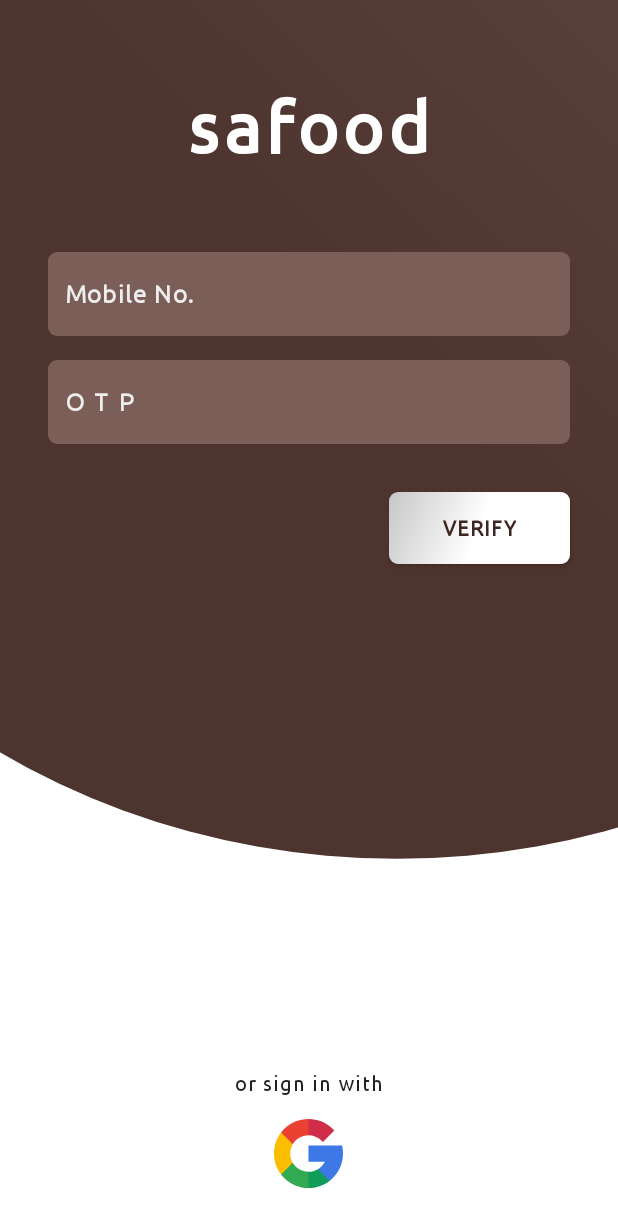
After one commit to harris2512/sample_food_delivery, an Android app: the layout activity_signin.xml on its own in the app's theme, with its tools: preview values and no code run, on a phone screen of 412 x 824 dp. The commit adds this screen. Shown: the top 1227 px of the screen. Run offline under Robolectric (Android 15) with nearby library versions, the phone set to English and light mode, and no system bars.

Commit message:
UI : Signin Screen Completed

```diff
--- /dev/null
+++ b/app/src/main/java/com/project/samplefooddelivery/ui/activity/signin/SigninActivity.kt
@@ -0,0 +1,60 @@
+package com.project.samplefooddelivery.ui.activity.signin
+
+import android.os.Bundle
+import android.text.Editable
+import android.text.TextWatcher
+import android.widget.Toast
+import androidx.appcompat.app.AppCompatActivity
+import com.project.samplefooddelivery.databinding.ActivitySigninBinding
+
+
+class SigninActivity : AppCompatActivity() {
+
+
+    lateinit var signinBinding: ActivitySigninBinding
+
+    override fun onCreate(savedInstanceState: Bundle?) {
+        super.onCreate(savedInstanceState)
+
+        signinBinding = ActivitySigninBinding.inflate(layoutInflater)
+        setContentView(signinBinding.root)
+
+
+        init()
+
+
+    }
+
+    private fun init() {
+
+
+        signinBinding.edtSigninMobileNo.addTextChangedListener(object : TextWatcher {
+            override fun beforeTextChanged(s: CharSequence, start: Int, count: Int, after: Int) {}
+            override fun onTextChanged(s: CharSequence, start: Int, before: Int, count: Int) {}
+
+            override fun afterTextChanged(s: Editable) {
+                if (s.toString().trim { it <= ' ' }.length == 10) {
+                    submitMobileNoValidation()
+                }
+            }
+
+        })
+
+        signinBinding.btnSigninVerify.setOnClickListener {
+            showToast("you're verified.!")
+        }
+
+
+    }
+
+    private fun submitMobileNoValidation() {
+        signinBinding.edtSigninOtp.requestFocus()
+        showToast("Sending OTP..")
+    }
+
+
+    private fun showToast(message: String?) {
+        Toast.makeText(this, message, Toast.LENGTH_SHORT).show()
+    }
+
+}
--- /dev/null
+++ b/app/src/main/res/drawable/bg_primary_light_rounded_corner.xml
@@ -0,0 +1,8 @@
+<?xml version="1.0" encoding="utf-8"?>
+<shape xmlns:android="http://schemas.android.com/apk/res/android">
+
+    <solid android:color="@color/colorPrimaryLight" />
+
+    <corners android:radius="@dimen/sizeSixDip" />
+
+</shape>
--- /dev/null
+++ b/app/src/main/res/drawable/bg_primary_rounded_corner_button.xml
@@ -0,0 +1,8 @@
+<?xml version="1.0" encoding="UTF-8"?>
+<shape xmlns:android="http://schemas.android.com/apk/res/android">
+
+    <solid android:color="#ddd" />
+
+    <corners android:radius="@dimen/sizeSixDip" />
+
+</shape>
--- /dev/null
+++ b/app/src/main/res/drawable/bg_white_rounded_corner_button.xml
@@ -0,0 +1,16 @@
+<?xml version="1.0" encoding="UTF-8"?>
+<shape xmlns:android="http://schemas.android.com/apk/res/android">
+
+    <gradient
+        android:centerColor="@color/white"
+        android:endColor="@color/colorWindowBackgroundDark"
+        android:useLevel="true"
+        android:type="linear"
+        android:startColor="@color/white"
+        android:angle="135"/>
+
+<!--    <solid android:color="@color/white" />-->
+
+    <corners android:radius="@dimen/sizeSixDip" />
+
+</shape>
--- /dev/null
+++ b/app/src/main/res/drawable/ic_google_logo.xml
@@ -0,0 +1,24 @@
+<vector xmlns:android="http://schemas.android.com/apk/res/android"
+    android:width="512dp"
+    android:height="512dp"
+    android:viewportWidth="512"
+    android:viewportHeight="512">
+  <path
+      android:pathData="m120,256c0,-25.367 6.989,-49.13 19.131,-69.477v-86.308h-86.308c-34.255,44.488 -52.823,98.707 -52.823,155.785s18.568,111.297 52.823,155.785h86.308v-86.308c-12.142,-20.347 -19.131,-44.11 -19.131,-69.477z"
+      android:fillColor="#fbbd00"/>
+  <path
+      android:pathData="m256,392 l-60,60 60,60c57.079,0 111.297,-18.568 155.785,-52.823v-86.216h-86.216c-20.525,12.186 -44.388,19.039 -69.569,19.039z"
+      android:fillColor="#0f9d58"/>
+  <path
+      android:pathData="m139.131,325.477 l-86.308,86.308c6.782,8.808 14.167,17.243 22.158,25.235 48.352,48.351 112.639,74.98 181.019,74.98v-120c-49.624,0 -93.117,-26.72 -116.869,-66.523z"
+      android:fillColor="#31aa52"/>
+  <path
+      android:pathData="m512,256c0,-15.575 -1.41,-31.179 -4.192,-46.377l-2.251,-12.299h-249.557v120h121.452c-11.794,23.461 -29.928,42.602 -51.884,55.638l86.216,86.216c8.808,-6.782 17.243,-14.167 25.235,-22.158 48.352,-48.353 74.981,-112.64 74.981,-181.02z"
+      android:fillColor="#3c79e6"/>
+  <path
+      android:pathData="m352.167,159.833 l10.606,10.606 84.853,-84.852 -10.606,-10.606c-48.352,-48.352 -112.639,-74.981 -181.02,-74.981l-60,60 60,60c36.326,0 70.479,14.146 96.167,39.833z"
+      android:fillColor="#cf2d48"/>
+  <path
+      android:pathData="m256,120v-120c-68.38,0 -132.667,26.629 -181.02,74.98 -7.991,7.991 -15.376,16.426 -22.158,25.235l86.308,86.308c23.753,-39.803 67.246,-66.523 116.87,-66.523z"
+      android:fillColor="#eb4132"/>
+</vector>
--- /dev/null
+++ b/app/src/main/res/drawable/ic_login_bg_oval.xml
@@ -0,0 +1,32 @@
+<?xml version="1.0" encoding="utf-8"?>
+<vector xmlns:android="http://schemas.android.com/apk/res/android"
+    xmlns:aapt="http://schemas.android.com/aapt"
+    xmlns:tools="http://schemas.android.com/tools"
+    android:width="512dp"
+    android:height="512dp"
+    android:viewportWidth="512"
+    android:viewportHeight="512"
+    tools:ignore="VectorRaster">
+
+    <group>
+        <clip-path android:pathData="M0,0h512v512h-512z M 0,0" />
+        <path android:pathData="M-70.0,115.0a371.5,330.0,0,1,0,743.0,0.0a371.5,330.0,0,1,0,-743.0,0.0z">
+            <aapt:attr name="android:fillColor">
+                <gradient
+                    android:endX="3084"
+                    android:endY="-2705"
+                    android:startX="270"
+                    android:startY="169"
+                    android:type="linear">
+                    <item
+                        android:color="#4e342e"
+                        android:offset="0" />
+                    <item
+                        android:color="#FFFFFFFF"
+                        android:offset="1" />
+                </gradient>
+            </aapt:attr>
+        </path>
+    </group>
+
+</vector>
--- /dev/null
+++ b/app/src/main/res/layout/activity_signin.xml
@@ -0,0 +1,126 @@
+<?xml version="1.0" encoding="utf-8"?>
+<androidx.constraintlayout.widget.ConstraintLayout xmlns:android="http://schemas.android.com/apk/res/android"
+    xmlns:app="http://schemas.android.com/apk/res-auto"
+    xmlns:tools="http://schemas.android.com/tools"
+    android:layout_width="match_parent"
+    android:layout_height="match_parent"
+    tools:context=".ui.activity.signin.SigninActivity">
+
+    <LinearLayout
+        android:id="@+id/linear_singin_top_items"
+        android:layout_width="match_parent"
+        android:layout_height="match_parent"
+        android:orientation="vertical"
+        app:layout_constraintTop_toTopOf="parent">
+
+        <com.google.android.material.imageview.ShapeableImageView
+            android:layout_width="match_parent"
+            android:layout_height="0dp"
+            android:layout_weight="4"
+            android:contentDescription="@string/contentDescription"
+            android:scaleType="centerCrop"
+            android:src="@drawable/ic_login_bg_oval" />
+
+        <View
+            android:layout_width="match_parent"
+            android:layout_height="0dp"
+            android:layout_weight="1" />
+
+    </LinearLayout>
+
+    <LinearLayout
+        android:layout_width="match_parent"
+        android:layout_height="wrap_content"
+        android:gravity="center"
+        android:orientation="vertical"
+        app:layout_constraintTop_toTopOf="parent">
+
+        <com.google.android.material.textview.MaterialTextView
+            android:layout_width="wrap_content"
+            android:layout_height="wrap_content"
+            android:layout_margin="?actionBarSize"
+            android:letterSpacing="0.05"
+            android:text="@string/app_name"
+            android:textAppearance="@style/MyTextAppearance"
+            android:textColor="@color/white"
+            android:textSize="@dimen/headline_regular_3"
+            android:textStyle="bold" />
+
+        <com.google.android.material.textfield.TextInputEditText
+            android:id="@+id/edt_signin_mobile_no"
+            android:layout_width="match_parent"
+            android:layout_height="?actionBarSize"
+            android:layout_marginStart="@dimen/sizeThirtyTwo"
+            android:layout_marginEnd="@dimen/sizeThirtyTwo"
+            android:background="@drawable/bg_primary_light_rounded_corner"
+            android:hint="@string/hint_signin_mobile_no"
+            android:inputType="number"
+            android:letterSpacing="0.05"
+            android:paddingStart="@dimen/sizeTwelve"
+            android:paddingEnd="@dimen/sizeTwelve"
+            android:textAppearance="@style/MyTextAppearanceBold"
+            android:textColor="@color/white"
+            android:textColorHint="#eee"
+            android:textSize="@dimen/body_regular" />
+
+        <com.google.android.material.textfield.TextInputEditText
+            android:id="@+id/edt_signin_otp"
+            android:layout_width="match_parent"
+            android:layout_height="?actionBarSize"
+            android:layout_marginStart="@dimen/sizeThirtyTwo"
+            android:layout_marginTop="@dimen/sizeSixteen"
+            android:layout_marginEnd="@dimen/sizeThirtyTwo"
+            android:background="@drawable/bg_primary_light_rounded_corner"
+            android:hint="@string/hint_signin_otp"
+            android:inputType="numberPassword"
+            android:letterSpacing="0.5"
+            android:paddingStart="@dimen/sizeTwelve"
+            android:paddingEnd="@dimen/sizeTwelve"
+            android:textAppearance="@style/MyTextAppearanceBold"
+            android:textColor="@color/white"
+            android:textColorHint="#eee"
+            android:textSize="@dimen/body_regular" />
+
+        <androidx.appcompat.widget.AppCompatButton
+            android:id="@+id/btn_signin_verify"
+            android:layout_width="wrap_content"
+            android:layout_height="wrap_content"
+            android:layout_gravity="end"
+            android:layout_margin="@dimen/sizeThirtyTwo"
+            android:background="@drawable/bg_white_rounded_corner_button"
+            android:letterSpacing="0.05"
+            android:paddingStart="@dimen/sizeThirtySix"
+            android:paddingEnd="@dimen/sizeThirtySix"
+            android:text="@string/label_verify"
+            android:textAllCaps="true"
+            android:textAppearance="@style/MyTextAppearanceBold"
+            android:textColor="@color/colorPrimaryDarkSecondary"
+            android:textStyle="bold" />
+
+    </LinearLayout>
+
+    <LinearLayout
+        android:layout_width="match_parent"
+        android:layout_height="wrap_content"
+        android:gravity="center"
+        android:orientation="vertical"
+        android:padding="@dimen/sizeThirtyTwo"
+        app:layout_constraintBottom_toBottomOf="parent">
+
+        <com.google.android.material.textview.MaterialTextView
+            android:layout_width="wrap_content"
+            android:layout_height="wrap_content"
+            android:letterSpacing="0.05"
+            android:padding="@dimen/sizeSixteen"
+            android:text="@string/label_or_signin_with"
+            android:textAppearance="@style/MyTextAppearance" />
+
+        <androidx.appcompat.widget.AppCompatImageButton
+            android:layout_width="@dimen/sizeFortySix"
+            android:layout_height="@dimen/sizeFortySix"
+            android:background="@drawable/ic_google_logo"
+            android:scaleType="fitCenter" />
+
+    </LinearLayout>
+
+</androidx.constraintlayout.widget.ConstraintLayout>
--- a/app/src/main/res/values-night/themes.xml
+++ b/app/src/main/res/values-night/themes.xml
@@ -1,21 +1,50 @@
 <resources xmlns:tools="http://schemas.android.com/tools">
 
     <!-- Base application theme. -->
-    <style name="Theme.SampleFoodDelivery" parent="Theme.AppCompat.Light.DarkActionBar">
+    <style name="Theme.SampleFoodDelivery"  parent="Theme.MaterialComponents.DayNight.NoActionBar">
         <!-- Primary brand color. -->
         <item name="colorPrimary">@color/colorPrimary</item>
         <item name="colorPrimaryDark">@color/colorPrimary</item>
-        <item name="colorAccent">@color/colorPrimaryDarkSecondary</item>
+        <item name="colorAccent">@color/white</item>
+
         <!-- Customize your theme here. -->
+        <item name="android:textViewStyle">@style/CustomTextViewStyle</item>
+        <item name="android:windowBackground">@color/white</item>
+        <!--        <item name="android:statusBarColor">@color/white</item>-->
+        <item name="windowActionBar">false</item>
+        <item name="windowNoTitle">true</item>
+
+        <!--<item name="colorControlNormal">@color/black</item>-->
+
     </style>
 
-    <style name="Theme.SampleFoodDelivery.NoActionBar">
-        <item name="windowActionBar">false</item>
-        <item name="windowNoTitle">true</item>
+
+
+    <!--Font Family-->
+    <style name="CustomTextViewStyle" parent="Widget.AppCompat.TextView">
+        <item name="android:fontFamily">@font/ubuntu_regular</item>
     </style>
 
-    <style name="Theme.SampleFoodDelivery.AppBarOverlay" parent="ThemeOverlay.AppCompat.Dark.ActionBar" />
+    <!--TextAppearance-->
+    <style name="MyTextAppearance" parent="TextAppearance.AppCompat">
+        <item name="android:fontFamily">@font/ubuntu_regular</item>
+    </style>
 
-    <style name="Theme.SampleFoodDelivery.PopupOverlay" parent="ThemeOverlay.AppCompat.Light" />
+    <style name="MyTextAppearanceBold" parent="TextAppearance.AppCompat">
+        <item name="android:fontFamily">@font/ubuntu_regular</item>
+        <item name="android:textStyle">bold</item>
+    </style>
+
+
+    <!--Alert Dialog-->
+    <style name="AlertDialogCustom" parent="Theme.AppCompat.DayNight.Dialog.Alert">
+        <item name="android:textColor">#000</item>
+        <item name="colorControlActivated">@color/colorPrimaryDark</item>
+        <item name="android:textViewStyle">@style/CustomTextViewStyle</item>
+        <item name="itemTextAppearance">@style/MyTextAppearance</item>
+        <item name="android:textAppearance">@style/MyTextAppearance</item>
+        <item name="android:fontFamily">@font/ubuntu_regular</item>
+    </style>
+
 
 </resources>
--- a/app/src/main/res/values/dimens.xml
+++ b/app/src/main/res/values/dimens.xml
@@ -15,6 +15,25 @@
     <dimen name="headline_regular_3">48sp</dimen>
     <dimen name="headline_regular_4">60sp</dimen>
     <dimen name="headline_regular_5">96sp</dimen>
+
+
+    <!--For Resource-->
+    <dimen name="sizeTwoDip">2dip</dimen>
+    <dimen name="sizeFourDip">4dip</dimen>
+    <dimen name="sizeSixDip">6dip</dimen>
+    <dimen name="sizeEightDip">8dip</dimen>
+    <dimen name="sizeTenDip">10dip</dimen>
+    <dimen name="sizeTwelveDip">12dip</dimen>
+    <dimen name="sizeFourteenDip">14dip</dimen>
+    <dimen name="sizeSixteenDip">16dip</dimen>
+    <dimen name="sizeEighteenDip">18dip</dimen>
+    <dimen name="sizeTwentyDip">20dip</dimen>
+    <dimen name="sizeTwentySixDip">26dip</dimen>
+    <dimen name="sizeThirtyTwoDip">32dip</dimen>
+
+    <!--Letter Spacing-->
+
+
 
     <!--For Screen-->
     <dimen name="sizeTwo">2dp</dimen>
--- a/app/src/main/res/values/strings.xml
+++ b/app/src/main/res/values/strings.xml
@@ -1,7 +1,7 @@
 <resources>
 
 
-    <string name="app_name">SampleFoodDelivery</string>
+    <string name="app_name">safood</string>
     <string name="action_settings">Settings</string>
     <!-- Strings used for fragments for navigation -->
     <string name="first_fragment_label">First Fragment</string>
@@ -12,4 +12,17 @@
     <string name="hello_first_fragment">Hello first fragment</string>
     <string name="hello_second_fragment">Hello second fragment. Arg: %1$s</string>
 
+
+    <!--SIGN IN-->
+    <string name="label_signin_top_desc">one stop quick food delivery app.</string>
+    <string name="hint_signin_mobile_no">Mobile No.</string>
+    <string name="hint_signin_otp">OTP</string>
+    <string name="label_verify">Verify</string>
+    <string name="label_or_signin_with">or sign in with</string>
+
+
+    <!--GLOBAL-->
+    <string name="contentDescription">TODO</string>
+
+
 </resources>
--- a/app/src/main/res/values/themes.xml
+++ b/app/src/main/res/values/themes.xml
@@ -1,22 +1,50 @@
 <resources xmlns:tools="http://schemas.android.com/tools">
 
     <!-- Base application theme. -->
-    <style name="Theme.SampleFoodDelivery" parent="Theme.AppCompat.Light.DarkActionBar">
+    <style name="Theme.SampleFoodDelivery"  parent="Theme.MaterialComponents.DayNight.NoActionBar">
         <!-- Primary brand color. -->
         <item name="colorPrimary">@color/colorPrimary</item>
         <item name="colorPrimaryDark">@color/colorPrimary</item>
-        <item name="colorAccent">@color/colorPrimaryDarkSecondary</item>
+        <item name="colorAccent">@color/white</item>
+
         <!-- Customize your theme here. -->
+        <item name="android:textViewStyle">@style/CustomTextViewStyle</item>
+        <item name="android:windowBackground">@color/white</item>
+        <!--        <item name="android:statusBarColor">@color/white</item>-->
+        <item name="windowActionBar">false</item>
+        <item name="windowNoTitle">true</item>
+
+        <!--<item name="colorControlNormal">@color/black</item>-->
+
     </style>
 
-    <style name="Theme.SampleFoodDelivery.NoActionBar">
-        <item name="windowActionBar">false</item>
-        <item name="windowNoTitle">true</item>
+
+
+    <!--Font Family-->
+    <style name="CustomTextViewStyle" parent="Widget.AppCompat.TextView">
+        <item name="android:fontFamily">@font/ubuntu_regular</item>
     </style>
 
-    <style name="Theme.SampleFoodDelivery.AppBarOverlay" parent="ThemeOverlay.AppCompat.Dark.ActionBar" />
+    <!--TextAppearance-->
+    <style name="MyTextAppearance" parent="TextAppearance.AppCompat">
+        <item name="android:fontFamily">@font/ubuntu_regular</item>
+    </style>
 
-    <style name="Theme.SampleFoodDelivery.PopupOverlay" parent="ThemeOverlay.AppCompat.Light" />
+    <style name="MyTextAppearanceBold" parent="TextAppearance.AppCompat">
+        <item name="android:fontFamily">@font/ubuntu_regular</item>
+        <item name="android:textStyle">bold</item>
+    </style>
+
+
+    <!--Alert Dialog-->
+    <style name="AlertDialogCustom" parent="Theme.AppCompat.DayNight.Dialog.Alert">
+        <item name="android:textColor">#000</item>
+        <item name="colorControlActivated">@color/colorPrimaryDark</item>
+        <item name="android:textViewStyle">@style/CustomTextViewStyle</item>
+        <item name="itemTextAppearance">@style/MyTextAppearance</item>
+        <item name="android:textAppearance">@style/MyTextAppearance</item>
+        <item name="android:fontFamily">@font/ubuntu_regular</item>
+    </style>
 
 
 </resources>
```
Also changed, not shown: app/build.gradle (+14 -0 lines), app/src/main/AndroidManifest.xml (+1 -7 lines), app/src/main/assets/font/Ubuntu-Bold.ttf (added), app/src/main/assets/font/Ubuntu-Light.ttf (added), app/src/main/assets/font/Ubuntu-Regular.ttf (added), app/src/main/res/font/ubuntu_regular.ttf (added).
